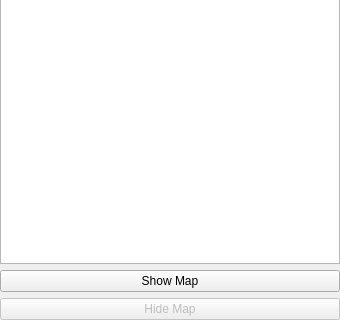
Qt form mtpy/gui/SmartMT/ui_asset/station_viewer.ui (MTgeophysics/mtpy) before a commit; both pictures show x 0 to 340 and y 280 to 600 of the 340 by 600 pixel window.
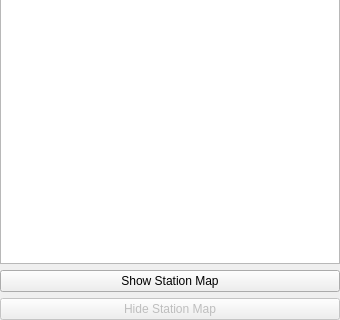
The same form after that commit. Icons and pictures are not drawn.

```diff
--- a/mtpy/gui/SmartMT/ui_asset/station_viewer.ui
+++ b/mtpy/gui/SmartMT/ui_asset/station_viewer.ui
@@ -84,7 +84,7 @@
    <item>
     <widget class="QPushButton" name="pushButton_showMap">
      <property name="text">
-      <string>Show Map</string>
+      <string>Show Station Map</string>
      </property>
     </widget>
    </item>
@@ -94,7 +94,7 @@
       <bool>false</bool>
      </property>
      <property name="text">
-      <string>Hide Map</string>
+      <string>Hide Station Map</string>
      </property>
     </widget>
    </item>
```
